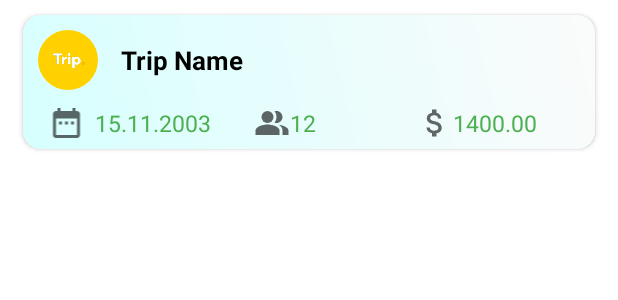
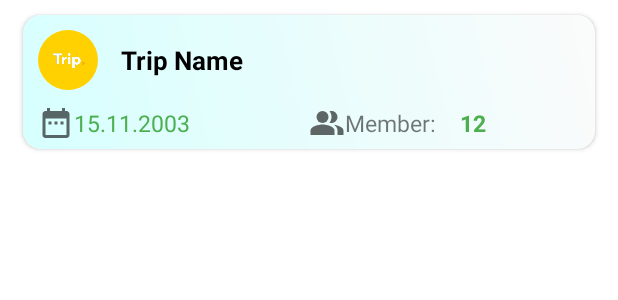
Before and after one commit to maityamit/Modern_Expense_Tracker, an Android app: the layout trip_view_layout.xml on its own in the app's theme, with its tools: preview values and no code run, on a phone screen of 412 x 824 dp. Shown: the top 300 px of the screen. Run offline under Robolectric (Android 15) with nearby library versions, the phone set to English and light mode, and no system bars; Roboto replaces fonts that are not available here.

Commit message:
2nd commit

```diff
--- a/app/src/main/java/modernexpensetrackerbyamitmaity/example/modernexpensetracker/CreateTripCustomDialogClass.java
+++ b/app/src/main/java/modernexpensetrackerbyamitmaity/example/modernexpensetracker/CreateTripCustomDialogClass.java
@@ -133,9 +133,14 @@ public class CreateTripCustomDialogClass extends Dialog implements
                             RootRef.child ( "AllTrip" ).child (string_trip )
                                     .updateChildren ( onlineStat );
                             String chat_key = RootRef.child("AllTrip").child(string_trip).child("Chat").push().getKey();
+                            String trip_key_cost = RootRef.child("AllTrip").child(string_trip).child("Cost").push().getKey();
+                            String trip_key_memeber = RootRef.child("AllTrip").child(string_trip).child("Member").child(currentUserID).child("Cost").push().getKey();
+
                             HashMap<String,Object> onlineStatt = new HashMap<> (  );
                             onlineStatt.put ( "AllTrip/"+string_trip+"/Chat/"+chat_key+"/Chat", SaveCurrentData+"\n"+retrieveUserNAme+" created this trip");
                             onlineStatt.put("Users/"+currentUserID+"/MyTrip/"+string_trip+"/ID",string_trip);
+                            onlineStatt.put("AllTrip/"+string_trip+"/Cost/"+trip_key_cost+"/Cost","0.0");
+                            onlineStatt.put("AllTrip/"+string_trip+"/Member/"+currentUserID+"/Cost/"+trip_key_memeber+"/Cost","0.0");
                             RootRef.updateChildren(onlineStatt);
                             tripname.setText(null);
                             progressDialog.dismiss();
--- a/app/src/main/res/layout/activity_main.xml
+++ b/app/src/main/res/layout/activity_main.xml
@@ -13,6 +13,7 @@
         android:id="@+id/amar_bapi"
         android:background="#2180F3"
         android:orientation="vertical">
+
 
         <RelativeLayout
             android:layout_width="match_parent"
--- a/app/src/main/res/layout/trip_view_layout.xml
+++ b/app/src/main/res/layout/trip_view_layout.xml
@@ -72,21 +72,19 @@
                 android:layout_width="0dp"
                 android:layout_height="wrap_content"
                 android:gravity="center_vertical"
-                android:layout_weight="4"
+                android:layout_weight="5"
                 android:orientation="horizontal">
 
 
                 <ImageView
                     android:layout_width="wrap_content"
                     android:layout_height="wrap_content"
-                    android:src="@drawable/date_image"
-                    android:layout_weight="1"/>
+                    android:src="@drawable/date_image"/>
 
 
                 <TextView
                     android:layout_width="wrap_content"
                     android:layout_height="wrap_content"
-                    android:layout_weight="2"
                     android:id="@+id/trip_view_trip_date"
                     android:textSize="15sp"
                     android:textColor="#4CAF50"
@@ -98,7 +96,7 @@
                 android:layout_width="0dp"
                 android:layout_height="wrap_content"
                 android:gravity="center_vertical"
-                android:layout_weight="3"
+                android:layout_weight="5"
                 android:orientation="horizontal">
 
 
@@ -107,42 +105,24 @@
                     android:layout_height="wrap_content"
                     android:src="@drawable/people_image"/>
 
+                <TextView
+                    android:layout_width="wrap_content"
+                    android:layout_height="wrap_content"
+                    android:textSize="15sp"
+                    android:text="Member:    "/>
 
                 <TextView
-                    android:layout_width="0dp"
+                    android:layout_width="wrap_content"
                     android:layout_height="wrap_content"
-                    android:layout_weight="2"
                     android:id="@+id/trip_view_trip_person"
+                    android:textStyle="bold"
                     android:textColor="#4CAF50"
                     android:textSize="15sp"
                     android:text="12"/>
 
 
             </LinearLayout>
-            <LinearLayout
-                android:layout_width="0dp"
-                android:layout_height="wrap_content"
-                android:layout_weight="3"
-                android:gravity="center_vertical"
-                android:orientation="horizontal">
 
-
-                <ImageView
-                    android:layout_width="wrap_content"
-                    android:layout_height="wrap_content"
-                    android:src="@drawable/money_image"/>
-
-
-                <TextView
-                    android:layout_width="wrap_content"
-                    android:layout_height="wrap_content"
-                    android:id="@+id/trip_view_trip_cost"
-                    android:textSize="15sp"
-                    android:textColor="#4CAF50"
-                    android:text="1400.00"/>
-
-
-            </LinearLayout>
 
 
 
```
Also changed, not shown: app/src/main/java/modernexpensetrackerbyamitmaity/example/modernexpensetracker/MainActivity.java (+3 -48 lines), app/src/main/java/modernexpensetrackerbyamitmaity/example/modernexpensetracker/MainMoneyModel.java (added, +25 -0 lines), app/src/main/java/modernexpensetrackerbyamitmaity/example/modernexpensetracker/TripviewActivity.java (+102 -52 lines), app/src/main/res/layout/activity_tripview.xml (+7 -0 lines).
